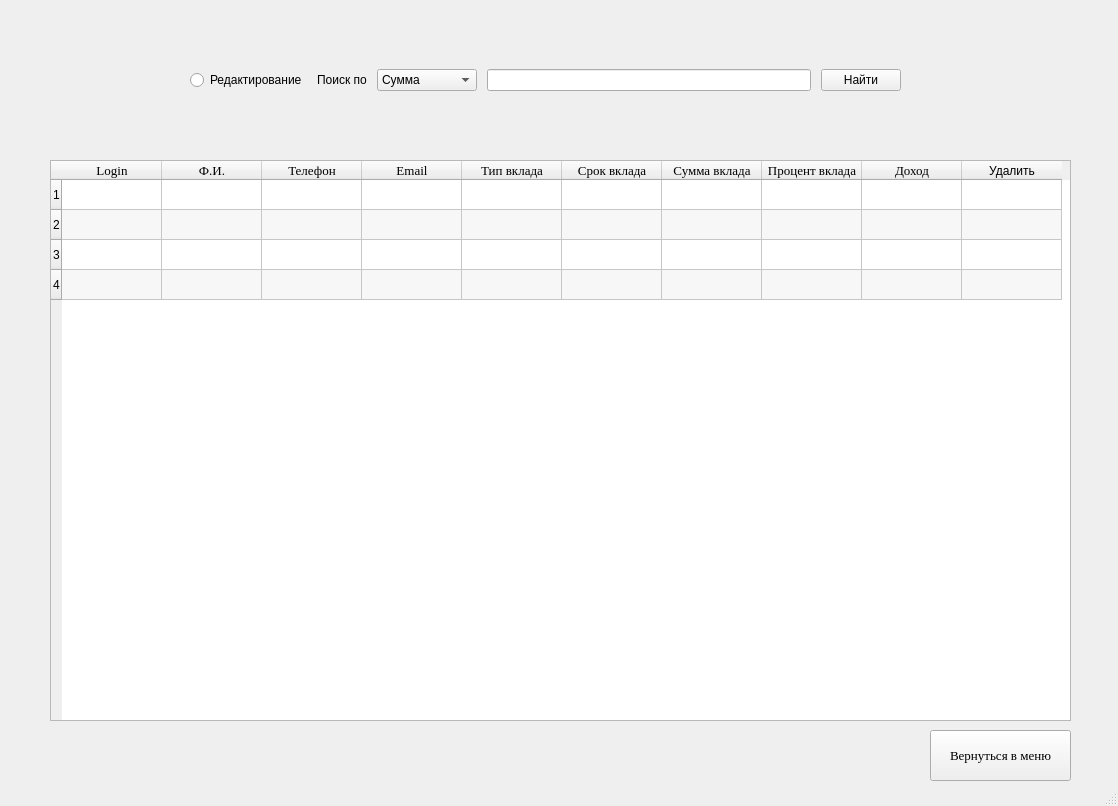
Old version of the form Ui/Таблица.ui in the repository notprogamer3/PractiseProject.
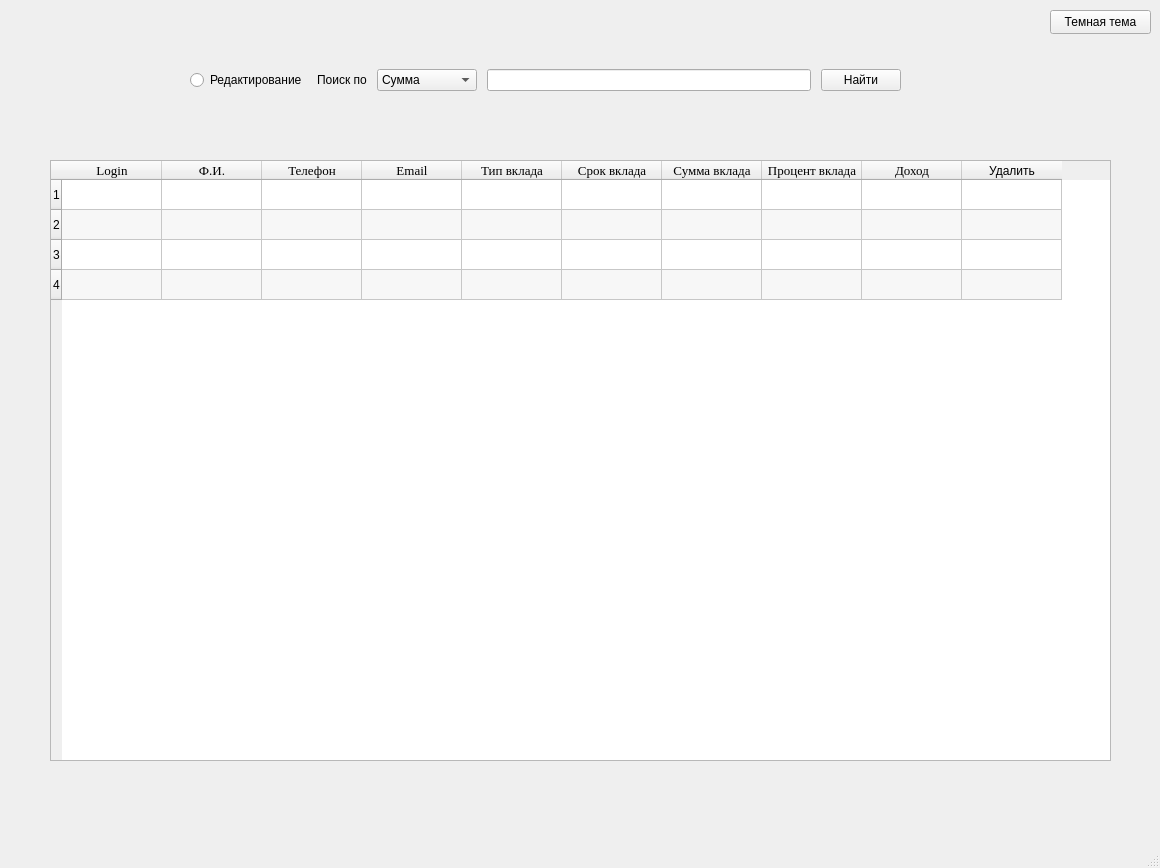
New version of the form.

Patch:
```diff
--- a/Ui/Таблица.ui
+++ b/Ui/Таблица.ui
@@ -6,8 +6,8 @@
    <rect>
     <x>0</x>
     <y>0</y>
-    <width>1118</width>
-    <height>806</height>
+    <width>1160</width>
+    <height>868</height>
    </rect>
   </property>
   <property name="windowTitle">
@@ -25,8 +25,8 @@
      <rect>
       <x>50</x>
       <y>160</y>
-      <width>1021</width>
-      <height>561</height>
+      <width>1061</width>
+      <height>601</height>
      </rect>
     </property>
     <property name="minimumSize">
@@ -163,25 +163,6 @@
      </property>
     </item>
    </widget>
-   <widget class="QPushButton" name="BackToMenu">
-    <property name="geometry">
-     <rect>
-      <x>930</x>
-      <y>730</y>
-      <width>141</width>
-      <height>51</height>
-     </rect>
-    </property>
-    <property name="font">
-     <font>
-      <family>Times New Roman</family>
-      <pointsize>10</pointsize>
-     </font>
-    </property>
-    <property name="text">
-     <string>Вернуться в меню</string>
-    </property>
-   </widget>
    <widget class="QWidget" name="horizontalLayoutWidget">
     <property name="geometry">
      <rect>
@@ -252,6 +233,19 @@
      </item>
     </layout>
    </widget>
+   <widget class="QPushButton" name="ChangeTheme">
+    <property name="geometry">
+     <rect>
+      <x>1050</x>
+      <y>10</y>
+      <width>101</width>
+      <height>24</height>
+     </rect>
+    </property>
+    <property name="text">
+     <string>Темная тема</string>
+    </property>
+   </widget>
   </widget>
   <widget class="QStatusBar" name="statusbar"/>
  </widget>
```
